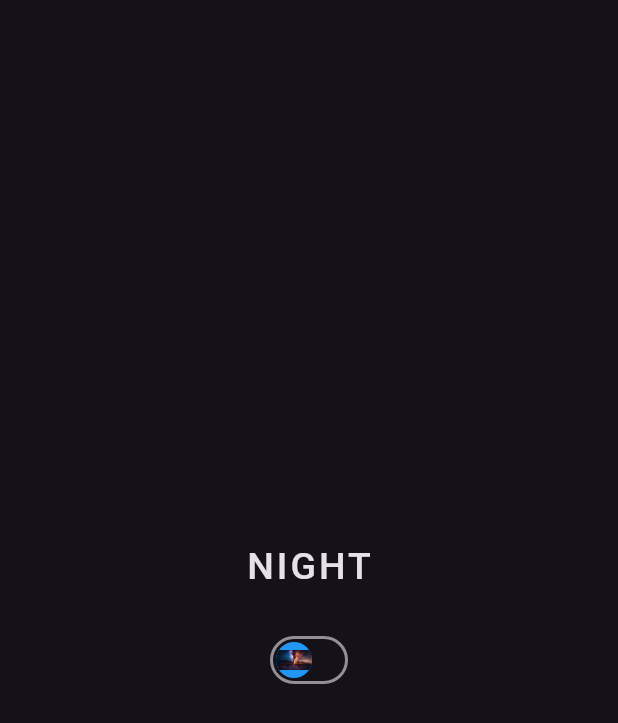
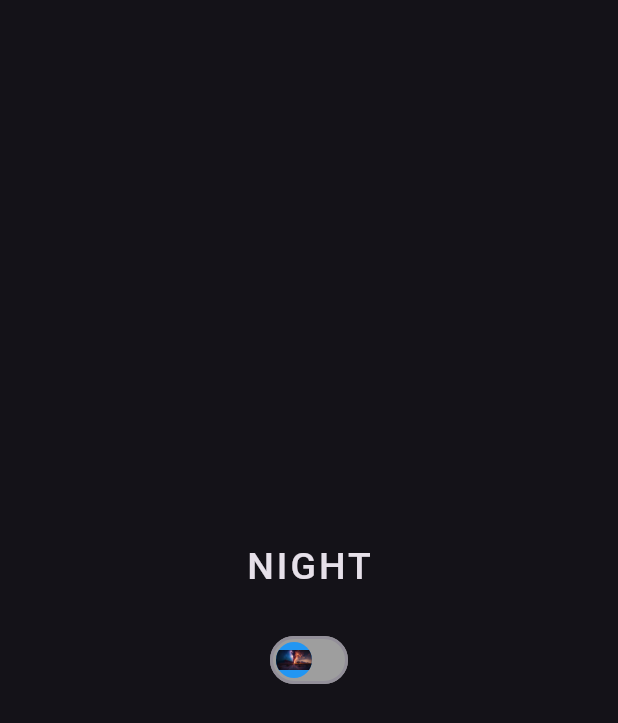
Before and after one commit to hafedh049/day_night, a Flutter app: the screen it shows after launch, on a phone screen of 412 x 824 dp. Shown: the top 723 px of the screen. Run offline on Flutter 3.47's test engine with Material 3 defaults, Android fonts, the phone set to English and light mode, and no system bars; drawn by our look-alikes of flutter_animate.

Commit message:
ModifiedM lib/day_night_radio.dart  M pubspec.yaml

```diff
--- a/lib/day_night_radio.dart
+++ b/lib/day_night_radio.dart
@@ -1,4 +1,5 @@
 import 'package:flutter/material.dart';
+import 'package:flutter_animate/flutter_animate.dart';
 
 class DayNightSwitcher extends StatefulWidget {
   const DayNightSwitcher({super.key});
@@ -17,16 +18,16 @@ class _DayNightSwitcherState extends State<DayNightSwitcher> {
           mainAxisSize: MainAxisSize.min,
           mainAxisAlignment: MainAxisAlignment.center,
           children: <Widget>[
-            Text(_day ? "DAY" : "NIGHT", style: const TextStyle(fontSize: 25, fontWeight: FontWeight.w500, letterSpacing: 2)),
+            Text(_day ? "DAY" : "NIGHT", style: const TextStyle(fontSize: 25, fontWeight: FontWeight.w500, letterSpacing: 2)).animate().fade(),
             const SizedBox(height: 20),
             Switch(
               value: _day,
               activeColor: Colors.yellowAccent,
               activeThumbImage: const AssetImage("assets/day.jpg"),
-              activeTrackColor: Colors.transparent,
+              activeTrackColor: Colors.grey,
               inactiveThumbColor: Colors.blue,
               inactiveThumbImage: const AssetImage("assets/night.jpeg"),
-              inactiveTrackColor: Colors.transparent,
+              inactiveTrackColor: Colors.grey,
               onChanged: (bool value) => setState(() => _day = value),
             ),
           ],
--- a/pubspec.yaml
+++ b/pubspec.yaml
@@ -11,6 +11,7 @@ environment:
 dependencies:
   flutter:
     sdk: flutter
+  flutter_animate: ^4.3.0
 
 dev_dependencies:
   flutter_test:
```
